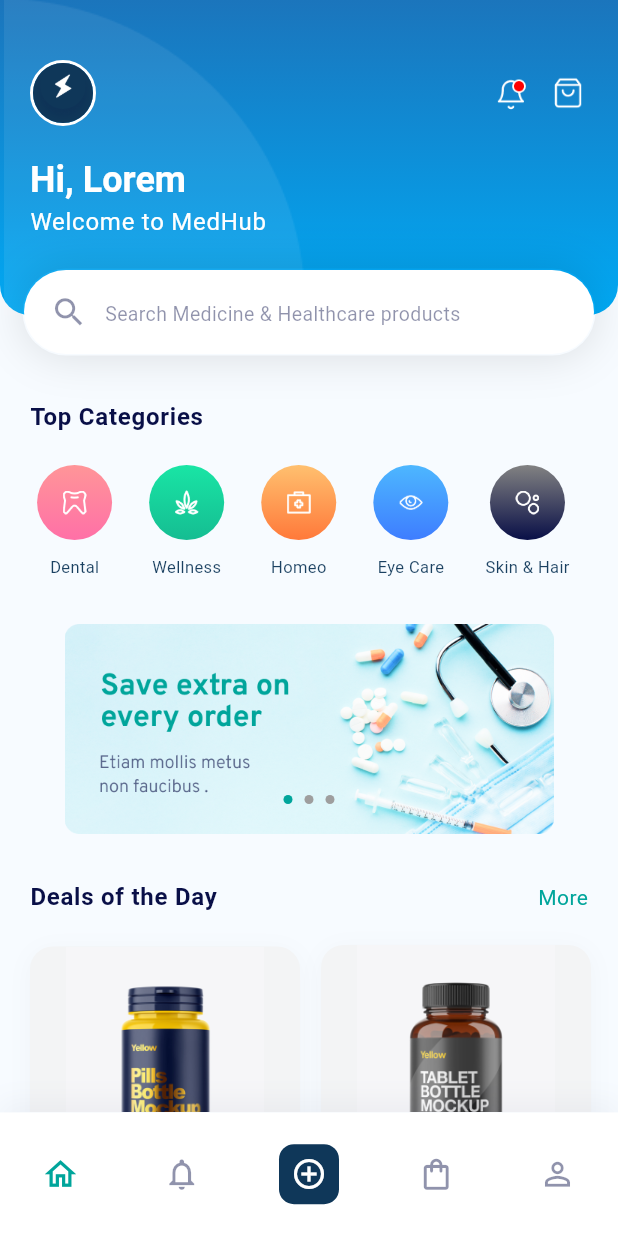
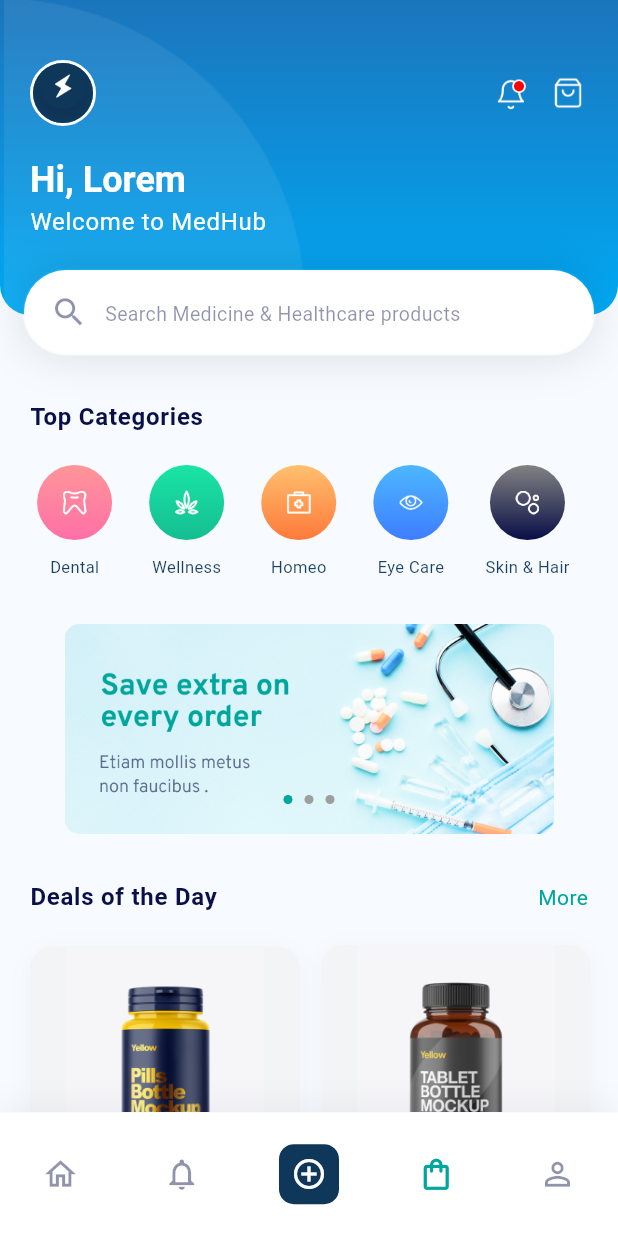
Before and after one commit to NichoAdhyatma/medhub_ui, a Flutter app: the HomePage screen opened directly, after a tap on the "shopping bag" icon, on a phone screen of 412 x 824 dp. Run offline on Flutter 3.47's test engine with Material 3 defaults, Android fonts, the phone set to English and light mode, and no system bars; drawn by our look-alikes of smooth_page_indicator; our stand-ins replace flutter_bloc, google_fonts; Roboto replaces fonts that are missing (Overpass).

Commit message:
home page slicing done ✅

```diff
--- /dev/null
+++ b/lib/features/home/presentation/bloc/home_bloc/home_event.dart
@@ -0,0 +1,6 @@
+part of 'home_bloc.dart';
+
+@immutable
+sealed class HomeEvent {}
+
+class HomeInitialEvent extends HomeEvent {}
--- /dev/null
+++ b/lib/features/home/presentation/bloc/home_bloc/home_state.dart
@@ -0,0 +1,6 @@
+part of 'home_bloc.dart';
+
+@immutable
+sealed class HomeState {}
+
+final class HomeInitial extends HomeState {}
--- /dev/null
+++ b/lib/features/home/presentation/cubit/bottom_navbar_cubit/bottom_navbar_cubit.dart
@@ -0,0 +1,18 @@
+import 'package:flutter/material.dart';
+import 'package:flutter_bloc/flutter_bloc.dart';
+
+part 'bottom_navbar_state.dart';
+
+class BottomNavbarCubit extends Cubit<int> {
+  BottomNavbarCubit() : super(0);
+
+  @override
+  void onChange(Change<int> change) {
+    print(change);
+    super.onChange(change);
+  }
+
+  void changeIndex(int index) {
+    emit(index);
+  }
+}
--- /dev/null
+++ b/lib/features/home/presentation/cubit/bottom_navbar_cubit/bottom_navbar_state.dart
@@ -0,0 +1,6 @@
+part of 'bottom_navbar_cubit.dart';
+
+@immutable
+sealed class BottomNavbarState {}
+
+final class BottomNavbarInitial extends BottomNavbarState {}
--- a/lib/features/home/presentation/widgets/molecules/bottom_navbar_widget.dart
+++ b/lib/features/home/presentation/widgets/molecules/bottom_navbar_widget.dart
@@ -1,13 +1,15 @@
 import 'package:flutter/material.dart';
+import 'package:flutter_bloc/flutter_bloc.dart';
 import 'package:medhub/core/themes/app_palette.dart';
+import 'package:medhub/features/home/presentation/cubit/bottom_navbar_cubit/bottom_navbar_cubit.dart';
 
 class BottomNavbarWidget extends StatelessWidget {
-  const BottomNavbarWidget({
-    super.key,
-  });
+  const BottomNavbarWidget({super.key});
 
   @override
   Widget build(BuildContext context) {
+    return BlocBuilder<BottomNavbarCubit, int>(
+      builder: (context, state) {
         return Container(
           height: MediaQuery.of(context).size.height * 0.1,
           decoration: const BoxDecoration(
@@ -24,53 +26,76 @@ class BottomNavbarWidget extends StatelessWidget {
           child: Row(
             mainAxisAlignment: MainAxisAlignment.spaceAround,
             children: [
-          IconButton(
-            onPressed: () {},
-            icon: const Icon(
-              Icons.home_outlined,
+              _buildIconButton(
+                context,
+                index: 0,
+                icon: Icons.home_outlined,
+              ),
+              _buildIconButton(
+                context,
+                index: 1,
+                icon: Icons.notifications_none_outlined,
+              ),
+              _buildCenterButton(
+                context,
+                index: 2,
+                icon: Icons.add_circle_outline_outlined,
+              ),
+              _buildIconButton(
+                context,
+                index: 3,
+                icon: Icons.shopping_bag_outlined,
+              ),
+              _buildIconButton(
+                context,
+                index: 4,
+                icon: Icons.person_outline_outlined,
+              ),
+            ],
+          ),
+        );
+      },
+    );
+  }
+
+  Widget _buildIconButton(
+    BuildContext context, {
+    required int index,
+    required IconData icon,
+  }) {
+    return IconButton(
+      onPressed: () {
+        context.read<BottomNavbarCubit>().changeIndex(index);
+      },
+      icon: Icon(
+        icon,
         size: 25,
-              color: AppPalette.accentColor,
+        color: context.read<BottomNavbarCubit>().state == index
+            ? AppPalette.accentColor
+            : AppPalette.secondaryMutedColor,
       ),
-          ),
-          IconButton(
-            onPressed: () {},
-            icon: const Icon(
-              Icons.notifications_none_outlined,
-              size: 25,
-              color: AppPalette.secondaryMutedColor,
-            ),
-          ),
-          IconButton(
-            onPressed: () {},
+    );
+  }
+
+  Widget _buildCenterButton(
+    BuildContext context, {
+    required int index,
+    required IconData icon,
+  }) {
+    return IconButton(
+      onPressed: () {
+        context.read<BottomNavbarCubit>().changeIndex(index);
+      },
       icon: Container(
         padding: const EdgeInsets.all(8),
         decoration: BoxDecoration(
           color: AppPalette.primaryColor,
           borderRadius: BorderRadius.circular(10),
         ),
-              child: const Icon(
-                Icons.add_circle_outline_outlined,
+        child: Icon(
+          icon,
           color: Colors.white,
         ),
-            ),
-          ),
-          IconButton(
-            onPressed: () {},
-            icon: const Icon(
-              Icons.shopping_bag_outlined,
-              size: 25,
-              color: AppPalette.secondaryMutedColor,
-            ),
-          ),
-          IconButton(
-            onPressed: () {},
-            icon: const Icon(
-              Icons.person_outline_outlined,
-              size: 25,
-              color: AppPalette.secondaryMutedColor,
-            ),
-          ),
-        ],
       ),
     );
   }
```
Also changed, not shown: lib/features/home/presentation/bloc/home_bloc/home_bloc.dart (added, +14 -0 lines), lib/main.dart (+17 -6 lines). Lines whose indentation alone changed are shown as unchanged.
